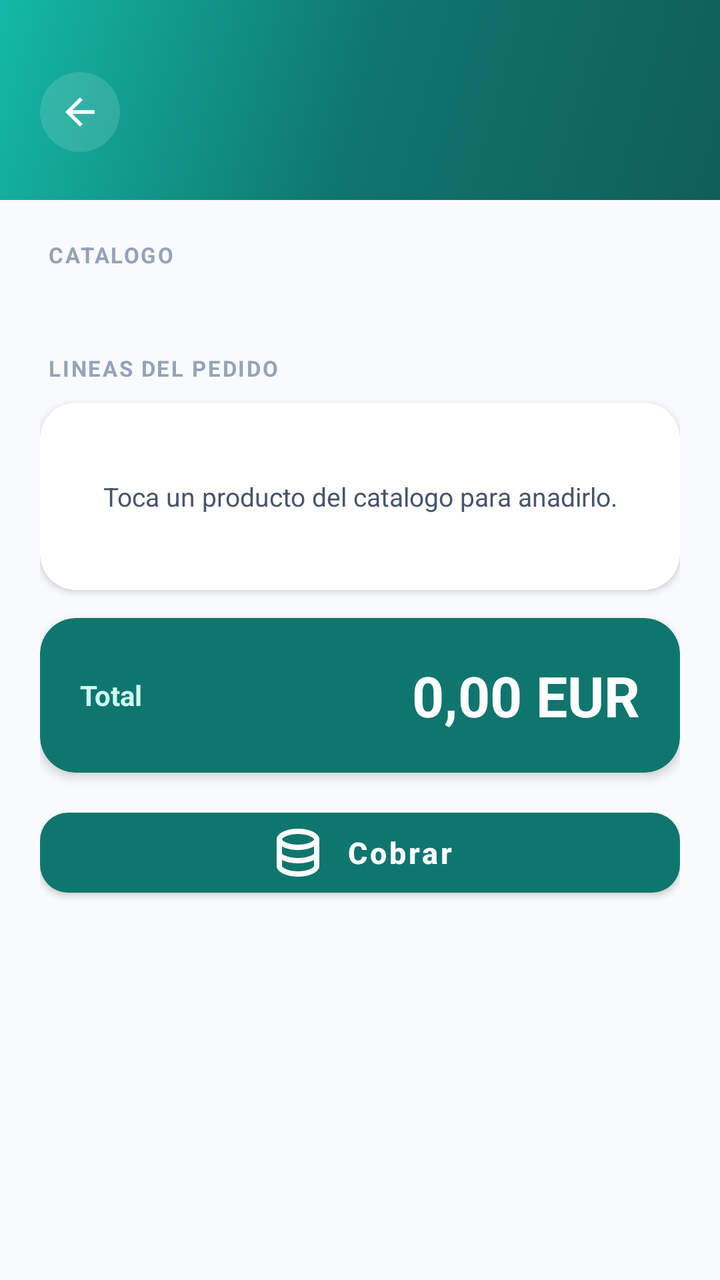
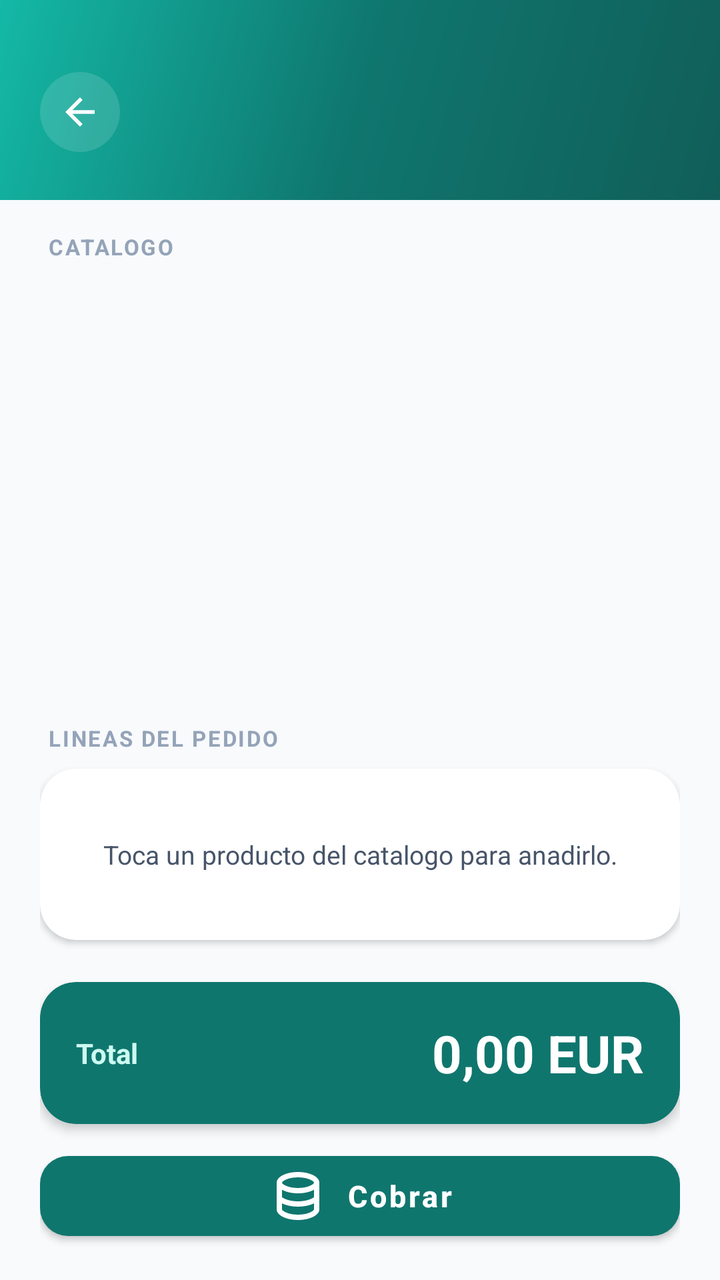

An Android layout rendered at two revisions. The XML below is the earlier revision; the diff shows what the commit changed to produce the second picture.
<!-- AndroidManifest.xml: application theme Theme.TFG_SOFTBAR -->
<!-- res/layout/activity_barra.xml -->
<?xml version="1.0" encoding="utf-8"?>
<LinearLayout xmlns:android="http://schemas.android.com/apk/res/android"
    xmlns:app="http://schemas.android.com/apk/res-auto"
    android:layout_width="match_parent"
    android:layout_height="match_parent"
    android:background="@color/surface_50"
    android:orientation="vertical">

    <include layout="@layout/header_pantalla" />

    <ScrollView
        android:layout_width="match_parent"
        android:layout_height="0dp"
        android:layout_weight="1">

        <LinearLayout
            android:layout_width="match_parent"
            android:layout_height="wrap_content"
            android:orientation="vertical"
            android:padding="20dp">

            <TextView
                style="@style/Text.Eyebrow"
                android:layout_width="wrap_content"
                android:layout_height="wrap_content"
                android:layout_marginStart="4dp"
                android:text="@string/comanda_catalogo_eyebrow" />

            <TextView
                android:id="@+id/txt_catalogo_vacio"
                android:layout_width="match_parent"
                android:layout_height="wrap_content"
                android:layout_marginTop="10dp"
                android:gravity="center"
                android:text="@string/comanda_catalogo_vacio"
                android:textColor="@color/text_secondary"
                android:textSize="13sp"
                android:visibility="gone" />

            <HorizontalScrollView
                android:layout_width="match_parent"
                android:layout_height="wrap_content"
                android:layout_marginTop="10dp"
                android:scrollbars="none">

                <com.google.android.material.chip.ChipGroup
                    android:id="@+id/chips_categorias"
                    android:layout_width="wrap_content"
                    android:layout_height="wrap_content"
                    app:singleLine="true"
                    app:singleSelection="true" />
            </HorizontalScrollView>

            <GridLayout
                android:id="@+id/grid_catalogo"
                android:layout_width="match_parent"
                android:layout_height="wrap_content"
                android:layout_marginTop="10dp"
                android:columnCount="2"
                android:useDefaultMargins="true" />

            <TextView
                style="@style/Text.Eyebrow"
                android:layout_width="wrap_content"
                android:layout_height="wrap_content"
                android:layout_marginTop="22dp"
                android:layout_marginStart="4dp"
                android:text="@string/comanda_lineas_eyebrow" />

            <com.google.android.material.card.MaterialCardView
                style="@style/SoftbarCard"
                android:layout_width="match_parent"
                android:layout_height="wrap_content"
                android:layout_marginTop="10dp"
                app:contentPadding="18dp">

                <LinearLayout
                    android:layout_width="match_parent"
                    android:layout_height="wrap_content"
                    android:orientation="vertical">

                    <TextView
                        android:id="@+id/txt_lineas_vacias"
                        android:layout_width="match_parent"
                        android:layout_height="wrap_content"
                        android:gravity="center"
                        android:paddingVertical="20dp"
                        android:text="@string/comanda_lineas_vacias"
                        android:textColor="@color/text_secondary"
                        android:textSize="13sp" />

                    <LinearLayout
                        android:id="@+id/lista_lineas"
                        android:layout_width="match_parent"
                        android:layout_height="wrap_content"
                        android:orientation="vertical" />
                </LinearLayout>
            </com.google.android.material.card.MaterialCardView>

            <com.google.android.material.card.MaterialCardView
                android:layout_width="match_parent"
                android:layout_height="wrap_content"
                android:layout_marginTop="14dp"
                app:cardBackgroundColor="@color/brand_600"
                app:cardCornerRadius="18dp"
                app:cardElevation="3dp"
                app:contentPadding="20dp">

                <LinearLayout
                    android:layout_width="match_parent"
                    android:layout_height="wrap_content"
                    android:gravity="center_vertical"
                    android:orientation="horizontal">

                    <TextView
                        android:layout_width="0dp"
                        android:layout_height="wrap_content"
                        android:layout_weight="1"
                        android:text="@string/comanda_total"
                        android:textColor="@color/brand_100"
                        android:textSize="14sp"
                        android:textStyle="bold" />

                    <TextView
                        android:id="@+id/txt_total"
                        android:layout_width="wrap_content"
                        android:layout_height="wrap_content"
                        android:text="0,00 EUR"
                        android:textColor="@color/white"
                        android:textSize="28sp"
                        android:textStyle="bold" />
                </LinearLayout>
            </com.google.android.material.card.MaterialCardView>

            <com.google.android.material.button.MaterialButton
                android:id="@+id/btn_cobrar"
                style="@style/SoftbarButton.Primary"
                android:layout_width="match_parent"
                android:layout_height="wrap_content"
                android:layout_marginTop="14dp"
                android:layout_marginBottom="16dp"
                android:text="@string/comanda_cobrar"
                app:icon="@drawable/ic_cash"
                app:iconGravity="textStart"
                app:iconTint="@color/white" />
        </LinearLayout>
    </ScrollView>
</LinearLayout>
<!-- res/layout/header_pantalla.xml (included above) -->
<?xml version="1.0" encoding="utf-8"?>
<LinearLayout xmlns:android="http://schemas.android.com/apk/res/android"
    xmlns:app="http://schemas.android.com/apk/res-auto"
    android:layout_width="match_parent"
    android:layout_height="wrap_content"
    android:background="@drawable/bg_splash_gradient"
    android:orientation="horizontal"
    android:paddingHorizontal="20dp"
    android:paddingTop="36dp"
    android:paddingBottom="24dp">

    <ImageView
        android:id="@+id/btn_back"
        android:layout_width="40dp"
        android:layout_height="40dp"
        android:layout_gravity="center_vertical"
        android:layout_marginEnd="14dp"
        android:background="@drawable/bg_logo_circle"
        android:clickable="true"
        android:contentDescription="@string/volver"
        android:focusable="true"
        android:padding="9dp"
        android:src="@drawable/ic_back"
        app:tint="@color/white" />

    <LinearLayout
        android:layout_width="0dp"
        android:layout_height="wrap_content"
        android:layout_gravity="center_vertical"
        android:layout_weight="1"
        android:orientation="vertical">

        <TextView
            android:id="@+id/header_title"
            android:layout_width="wrap_content"
            android:layout_height="wrap_content"
            android:textColor="@color/white"
            android:textSize="22sp"
            android:textStyle="bold" />

        <TextView
            android:id="@+id/header_subtitle"
            android:layout_width="wrap_content"
            android:layout_height="wrap_content"
            android:layout_marginTop="2dp"
            android:textColor="@color/brand_100"
            android:textSize="13sp"
            android:visibility="gone" />
    </LinearLayout>
</LinearLayout>
<!-- resources referenced by this layout -->
<resources>
  <color name="brand_100">#CCFBF1</color>
  <color name="brand_600">#0F766E</color>
  <color name="surface_50">#F8FAFC</color>
  <color name="text_secondary">#475569</color>
  <color name="white">#FFFFFFFF</color>
  <!-- drawable bg_logo_circle (drawable) -->
  <?xml version="1.0" encoding="utf-8"?>
  <shape xmlns:android="http://schemas.android.com/apk/res/android"
      android:shape="oval">
      <solid android:color="#22FFFFFF" />
  </shape>
  <!-- drawable bg_splash_gradient (drawable) -->
  <?xml version="1.0" encoding="utf-8"?>
  <shape xmlns:android="http://schemas.android.com/apk/res/android"
      android:shape="rectangle">
      <gradient
          android:angle="135"
          android:startColor="@color/brand_700"
          android:centerColor="@color/brand_600"
          android:endColor="@color/brand_500"
          android:type="linear" />
  </shape>
  <!-- drawable ic_back (drawable) -->
  <vector xmlns:android="http://schemas.android.com/apk/res/android"
      android:width="24dp"
      android:height="24dp"
      android:viewportWidth="24"
      android:viewportHeight="24">
      <path
          android:fillColor="@android:color/white"
          android:pathData="M20,11H7.83L13.42,5.41L12,4L4,12L12,20L13.41,18.59L7.83,13H20V11Z"/>
  </vector>
  <string name="comanda_catalogo_eyebrow">Catalogo</string>
  <string name="comanda_catalogo_vacio">Sin productos en el catalogo. Anadelos desde Configuracion.</string>
  <string name="comanda_cobrar">Cobrar</string>
  <string name="comanda_lineas_eyebrow">Lineas del pedido</string>
  <string name="comanda_lineas_vacias">Toca un producto del catalogo para anadirlo.</string>
  <string name="comanda_total">Total</string>
  <string name="volver">Volver</string>
  <style name="SoftbarButton.Primary" parent="Widget.MaterialComponents.Button">
          <item name="android:layout_height">56dp</item>
          <item name="android:textAllCaps">false</item>
          <item name="android:textSize">15sp</item>
          <item name="android:textStyle">bold</item>
          <item name="backgroundTint">@color/brand_600</item>
          <item name="cornerRadius">14dp</item>
          <item name="rippleColor">@color/brand_700</item>
      </style>
  <style name="SoftbarCard" parent="Widget.MaterialComponents.CardView">
          <item name="cardBackgroundColor">@color/surface_0</item>
          <item name="cardCornerRadius">18dp</item>
          <item name="cardElevation">2dp</item>
          <item name="contentPadding">18dp</item>
      </style>
  <style name="Text.Eyebrow">
          <item name="android:textColor">@color/text_muted</item>
          <item name="android:textSize">11sp</item>
          <item name="android:textStyle">bold</item>
          <item name="android:textAllCaps">true</item>
          <item name="android:letterSpacing">0.08</item>
      </style>
  <style name="Theme.TFG_SOFTBAR" parent="Theme.MaterialComponents.DayNight.NoActionBar">
          <item name="colorPrimary">@color/brand_600</item>
          <item name="colorPrimaryVariant">@color/brand_700</item>
          <item name="colorOnPrimary">@color/white</item>
          <item name="colorSecondary">@color/brand_500</item>
          <item name="colorSurface">@color/surface_0</item>
          <item name="android:windowBackground">@color/surface_50</item>
          <item name="android:statusBarColor">?attr/colorPrimaryVariant</item>
      </style>
  <color name="brand_700">#115E59</color>
  <color name="brand_500">#14B8A6</color>
  <color name="surface_0">#FFFFFF</color>
  <color name="text_muted">#94A3B8</color>
  <!-- unchanged entries left out for length: 1 -->
</resources>

<!-- the commit's change to res/layout/activity_barra.xml (unified diff, before → after) -->
@@ -8,143 +8,155 @@
 
     <include layout="@layout/header_pantalla" />
 
+    
+    <TextView
+        style="@style/Text.Eyebrow"
+        android:layout_width="wrap_content"
+        android:layout_height="wrap_content"
+        android:layout_marginStart="24dp"
+        android:layout_marginTop="16dp"
+        android:text="@string/comanda_catalogo_eyebrow" />
+
+    <HorizontalScrollView
+        android:layout_width="match_parent"
+        android:layout_height="wrap_content"
+        android:layout_marginTop="8dp"
+        android:paddingHorizontal="20dp"
+        android:scrollbars="none">
+
+        <com.google.android.material.chip.ChipGroup
+            android:id="@+id/chips_categorias"
+            android:layout_width="wrap_content"
+            android:layout_height="wrap_content"
+            app:singleLine="true"
+            app:singleSelection="true" />
+    </HorizontalScrollView>
+
+    <FrameLayout
+        android:layout_width="match_parent"
+        android:layout_height="0dp"
+        android:layout_weight="2"
+        android:paddingHorizontal="14dp"
+        android:paddingTop="6dp">
+
+        <androidx.recyclerview.widget.RecyclerView
+            android:id="@+id/grid_catalogo"
+            android:layout_width="match_parent"
+            android:layout_height="match_parent"
+            android:clipToPadding="false" />
+
+        <TextView
+            android:id="@+id/txt_catalogo_vacio"
+            android:layout_width="wrap_content"
+            android:layout_height="wrap_content"
+            android:layout_gravity="center"
+            android:gravity="center"
+            android:text="@string/comanda_catalogo_vacio"
+            android:textColor="@color/text_secondary"
+            android:textSize="13sp"
+            android:visibility="gone" />
+    </FrameLayout>
+
+    
+    <TextView
+        style="@style/Text.Eyebrow"
+        android:layout_width="wrap_content"
+        android:layout_height="wrap_content"
+        android:layout_marginStart="24dp"
+        android:layout_marginTop="10dp"
+        android:text="@string/comanda_lineas_eyebrow" />
+
     <ScrollView
         android:layout_width="match_parent"
         android:layout_height="0dp"
-        android:layout_weight="1">
-
-        <LinearLayout
-            android:layout_width="match_parent"
-            android:layout_height="wrap_content"
-            android:orientation="vertical"
-            android:padding="20dp">
-
-            <TextView
-                style="@style/Text.Eyebrow"
-                android:layout_width="wrap_content"
-                android:layout_height="wrap_content"
-                android:layout_marginStart="4dp"
-                android:text="@string/comanda_catalogo_eyebrow" />
-
-            <TextView
-                android:id="@+id/txt_catalogo_vacio"
+        android:layout_weight="1"
+        android:paddingHorizontal="20dp">
+
+        <com.google.android.material.card.MaterialCardView
+            style="@style/SoftbarCard"
+            android:layout_width="match_parent"
+            android:layout_height="wrap_content"
+            android:layout_marginTop="8dp"
+            app:contentPadding="18dp">
+
+            <LinearLayout
                 android:layout_width="match_parent"
                 android:layout_height="wrap_content"
-                android:layout_marginTop="10dp"
-                android:gravity="center"
-                android:text="@string/comanda_catalogo_vacio"
-                android:textColor="@color/text_secondary"
-                android:textSize="13sp"
-                android:visibility="gone" />
-
-            <HorizontalScrollView
+                android:orientation="vertical">
+
+                <TextView
+                    android:id="@+id/txt_lineas_vacias"
+                    android:layout_width="match_parent"
+                    android:layout_height="wrap_content"
+                    android:gravity="center"
+                    android:paddingVertical="16dp"
+                    android:text="@string/comanda_lineas_vacias"
+                    android:textColor="@color/text_secondary"
+                    android:textSize="13sp" />
+
+                <LinearLayout
+                    android:id="@+id/lista_lineas"
+                    android:layout_width="match_parent"
+                    android:layout_height="wrap_content"
+                    android:orientation="vertical" />
+            </LinearLayout>
+        </com.google.android.material.card.MaterialCardView>
+    </ScrollView>
+
+    
+    <LinearLayout
+        android:layout_width="match_parent"
+        android:layout_height="wrap_content"
+        android:orientation="vertical"
+        android:paddingHorizontal="20dp"
+        android:paddingTop="8dp"
+        android:paddingBottom="16dp">
+
+        <com.google.android.material.card.MaterialCardView
+            android:layout_width="match_parent"
+            android:layout_height="wrap_content"
+            app:cardBackgroundColor="@color/brand_600"
+            app:cardCornerRadius="18dp"
+            app:cardElevation="3dp"
+            app:contentPadding="18dp">
+
+            <LinearLayout
                 android:layout_width="match_parent"
                 android:layout_height="wrap_content"
-                android:layout_marginTop="10dp"
-                android:scrollbars="none">
-
-                <com.google.android.material.chip.ChipGroup
-                    android:id="@+id/chips_categorias"
+                android:gravity="center_vertical"
+                android:orientation="horizontal">
+
+                <TextView
+                    android:layout_width="0dp"
+                    android:layout_height="wrap_content"
+                    android:layout_weight="1"
+                    android:text="@string/comanda_total"
+                    android:textColor="@color/brand_100"
+                    android:textSize="14sp"
+                    android:textStyle="bold" />
+
+                <TextView
+                    android:id="@+id/txt_total"
                     android:layout_width="wrap_content"
                     android:layout_height="wrap_content"
-                    app:singleLine="true"
-                    app:singleSelection="true" />
-            </HorizontalScrollView>
-
-            <GridLayout
-                android:id="@+id/grid_catalogo"
-                android:layout_width="match_parent"
-                android:layout_height="wrap_content"
-                android:layout_marginTop="10dp"
-                android:columnCount="2"
-                android:useDefaultMargins="true" />
-
-            <TextView
-                style="@style/Text.Eyebrow"
-                android:layout_width="wrap_content"
-                android:layout_height="wrap_content"
-                android:layout_marginTop="22dp"
-                android:layout_marginStart="4dp"
-                android:text="@string/comanda_lineas_eyebrow" />
-
-            <com.google.android.material.card.MaterialCardView
-                style="@style/SoftbarCard"
-                android:layout_width="match_parent"
-                android:layout_height="wrap_content"
-                android:layout_marginTop="10dp"
-                app:contentPadding="18dp">
-
-                <LinearLayout
-                    android:layout_width="match_parent"
-                    android:layout_height="wrap_content"
-                    android:orientation="vertical">
-
-                    <TextView
-                        android:id="@+id/txt_lineas_vacias"
-                        android:layout_width="match_parent"
-                        android:layout_height="wrap_content"
-                        android:gravity="center"
-                        android:paddingVertical="20dp"
-                        android:text="@string/comanda_lineas_vacias"
-                        android:textColor="@color/text_secondary"
-                        android:textSize="13sp" />
-
-                    <LinearLayout
-                        android:id="@+id/lista_lineas"
-                        android:layout_width="match_parent"
-                        android:layout_height="wrap_content"
-                        android:orientation="vertical" />
-                </LinearLayout>
-            </com.google.android.material.card.MaterialCardView>
-
-            <com.google.android.material.card.MaterialCardView
-                android:layout_width="match_parent"
-                android:layout_height="wrap_content"
-                android:layout_marginTop="14dp"
-                app:cardBackgroundColor="@color/brand_600"
-                app:cardCornerRadius="18dp"
-                app:cardElevation="3dp"
-                app:contentPadding="20dp">
-
-                <LinearLayout
-                    android:layout_width="match_parent"
-                    android:layout_height="wrap_content"
-                    android:gravity="center_vertical"
-                    android:orientation="horizontal">
-
-                    <TextView
-                        android:layout_width="0dp"
-                        android:layout_height="wrap_content"
-                        android:layout_weight="1"
-                        android:text="@string/comanda_total"
-                        android:textColor="@color/brand_100"
-                        android:textSize="14sp"
-                        android:textStyle="bold" />
-
-                    <TextView
-                        android:id="@+id/txt_total"
-                        android:layout_width="wrap_content"
-                        android:layout_height="wrap_content"
-                        android:text="0,00 EUR"
-                        android:textColor="@color/white"
-                        android:textSize="28sp"
-                        android:textStyle="bold" />
-                </LinearLayout>
-            </com.google.android.material.card.MaterialCardView>
-
-            <com.google.android.material.button.MaterialButton
-                android:id="@+id/btn_cobrar"
-                style="@style/SoftbarButton.Primary"
-                android:layout_width="match_parent"
-                android:layout_height="wrap_content"
-                android:layout_marginTop="14dp"
-                android:layout_marginBottom="16dp"
-                android:text="@string/comanda_cobrar"
-                app:icon="@drawable/ic_cash"
-                app:iconGravity="textStart"
-                app:iconTint="@color/white" />
-        </LinearLayout>
-    </ScrollView>
+                    android:text="0,00 EUR"
+                    android:textColor="@color/white"
+                    android:textSize="26sp"
+                    android:textStyle="bold" />
+            </LinearLayout>
+        </com.google.android.material.card.MaterialCardView>
+
+        <com.google.android.material.button.MaterialButton
+            android:id="@+id/btn_cobrar"
+            style="@style/SoftbarButton.Primary"
+            android:layout_width="match_parent"
+            android:layout_height="wrap_content"
+            android:layout_marginTop="10dp"
+            android:text="@string/comanda_cobrar"
+            app:icon="@drawable/ic_cash"
+            app:iconGravity="textStart"
+            app:iconTint="@color/white" />
+    </LinearLayout>
 </LinearLayout>
 <!-- res/layout/header_pantalla.xml (included above) -->
 <?xml version="1.0" encoding="utf-8"?>
